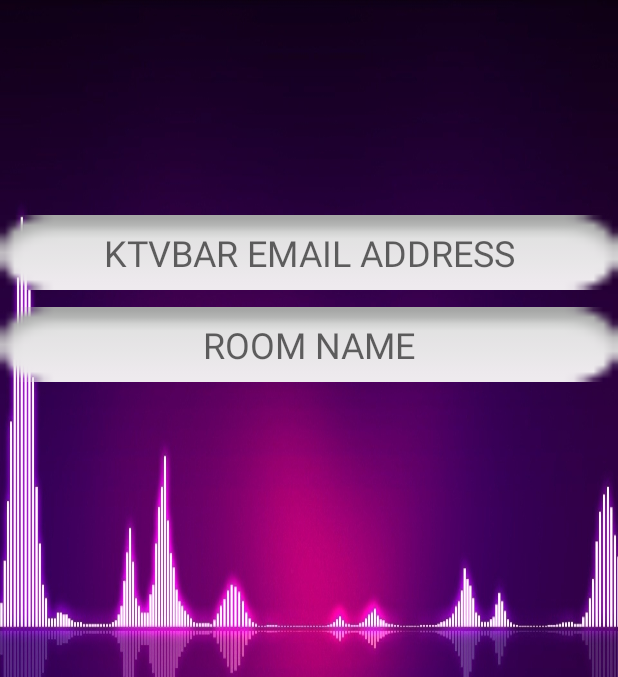
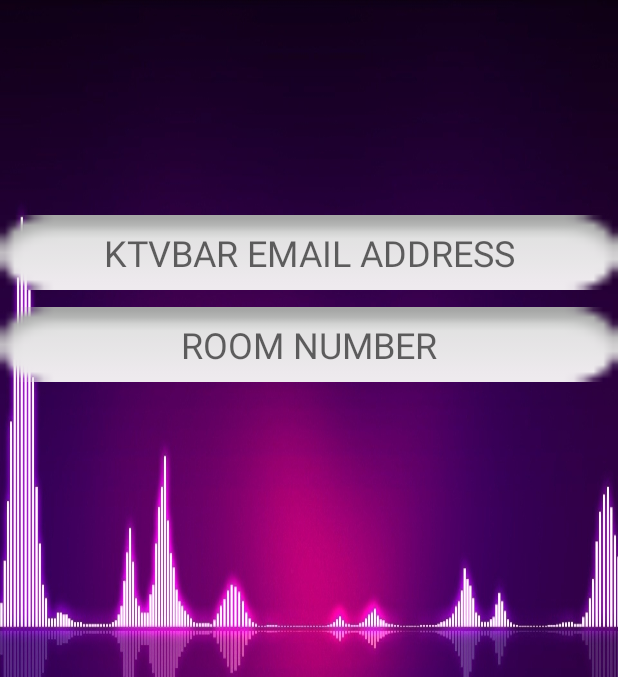
Before and after one commit to EarvinJay/AndroidTV, an Android app: the screen it shows after launch (WelcomeActivity), on a phone screen of 412 x 824 dp, the part 84-761 px from its top. Run offline under Robolectric (Android 15) with nearby library versions, the phone set to English and light mode, and no system bars; libraries missing offline, so code that uses them is left out: com.firebase.client; 1 statement that could not run was skipped.

Commit message:
changed a layout "hint"

```diff
--- a/app/src/main/res/layout/activity_welcome.xml
+++ b/app/src/main/res/layout/activity_welcome.xml
@@ -30,7 +30,7 @@
         android:layout_alignParentLeft="true"
         android:layout_alignParentStart="true"
         android:layout_marginTop="11dp"
-        android:hint="ROOM NAME" />
+        android:hint="ROOM NUMBER" />
 
     <EditText
         android:layout_width="match_parent"
```
